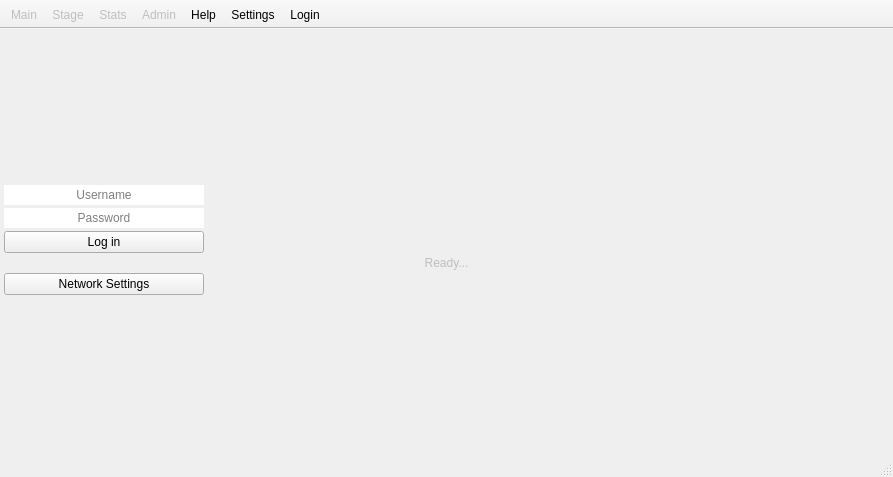
RxLaboratory/Ramses, file Ramses/mainwindow.ui: the form before one commit.
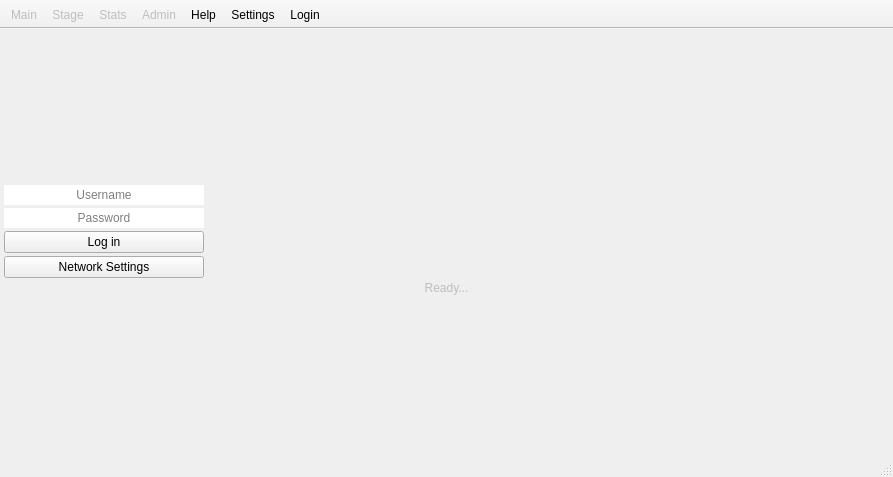
The form after the commit. The open tabs and pages were chosen to show the change. Icons and pictures are not drawn.

Commit message: moved serverSettings button for better UI

```diff
--- a/Ramses/mainwindow.ui
+++ b/Ramses/mainwindow.ui
@@ -178,22 +178,6 @@
              </property>
             </widget>
            </item>
-          </layout>
-         </widget>
-        </item>
-        <item>
-         <widget class="QLabel" name="connectionStatusLabel">
-          <property name="enabled">
-           <bool>false</bool>
-          </property>
-          <property name="text">
-           <string>Ready...</string>
-          </property>
-          <property name="alignment">
-           <set>Qt::AlignCenter</set>
-          </property>
-         </widget>
-        </item>
         <item>
          <widget class="QWidget" name="serverWidget" native="true">
           <property name="minimumSize">
@@ -236,6 +220,22 @@
             </widget>
            </item>
           </layout>
+            </widget>
+           </item>
+          </layout>
+         </widget>
+        </item>
+        <item>
+         <widget class="QLabel" name="connectionStatusLabel">
+          <property name="enabled">
+           <bool>false</bool>
+          </property>
+          <property name="text">
+           <string>Ready...</string>
+          </property>
+          <property name="alignment">
+           <set>Qt::AlignCenter</set>
+          </property>
          </widget>
         </item>
         <item>
```
Left out of the diff: 2 changed lines with no effect on the pictures. Lines whose indentation alone changed are shown as unchanged.
